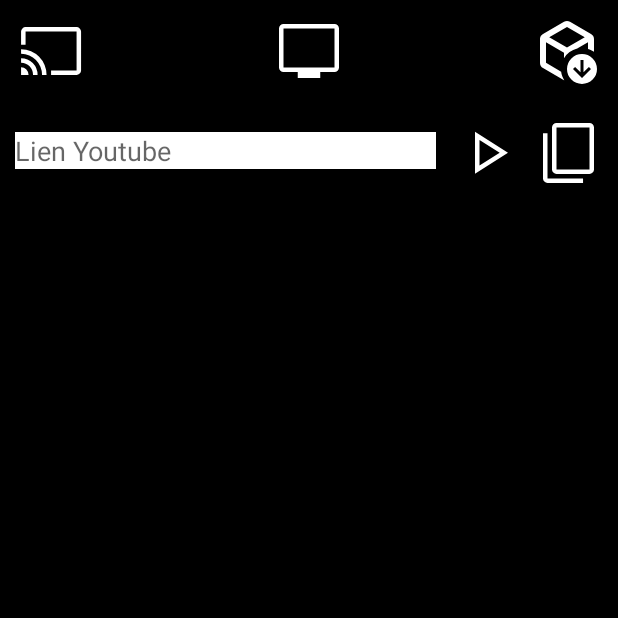
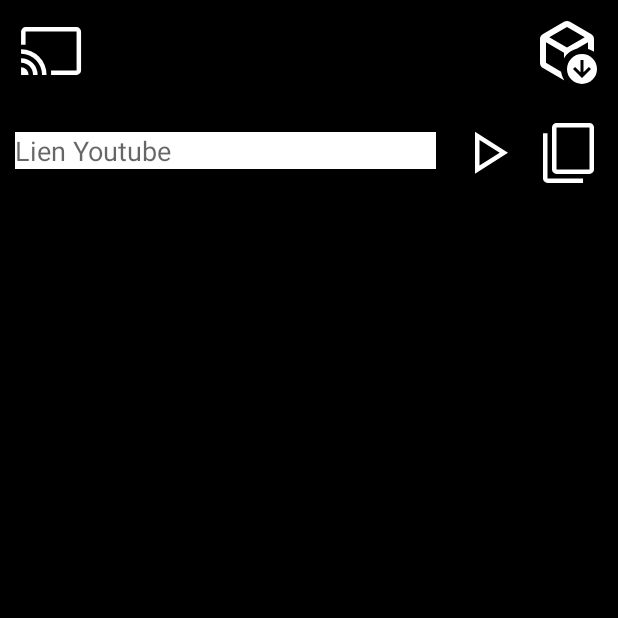
Before and after one commit to Gekkotron/AndroidYoutubeVlc, an Android app: the screen it shows after launch (MainActivity), on a phone screen of 412 x 824 dp, the top half of it. Run offline under Robolectric (Android 15) with nearby library versions, the phone set to English and light mode, and no system bars; our stand-ins replace RxJava, Volley; libraries missing offline, so code that uses them is left out: com.connectsdk.core, com.connectsdk.device, com.connectsdk.discovery, com.connectsdk.service, com.yausername.youtubedl_android; 16 statements that could not run were skipped.

Commit message:
Remove unused

```diff
--- a/app/src/main/res/layout/activity_main.xml
+++ b/app/src/main/res/layout/activity_main.xml
@@ -20,17 +20,6 @@
     <ImageView
         android:layout_width="wrap_content"
         android:layout_height="wrap_content"
-        android:id="@+id/launchTV"
-        android:src="@drawable/ic_tv"
-        android:layout_margin="10dp"
-        app:tint="@color/white"
-        app:layout_constraintTop_toTopOf="parent"
-        app:layout_constraintStart_toStartOf="parent"
-        app:layout_constraintEnd_toEndOf="parent"/>
-
-    <ImageView
-        android:layout_width="wrap_content"
-        android:layout_height="wrap_content"
         android:id="@+id/UpdateYoutubeDl"
         android:src="@drawable/upgrade_icon"
         android:layout_margin="10dp"
@@ -44,7 +33,7 @@
         android:orientation="horizontal"
         android:id="@+id/layoutLink"
         android:layout_marginTop="20dp"
-        app:layout_constraintTop_toBottomOf="@id/launchTV"
+        app:layout_constraintTop_toBottomOf="@id/UpdateYoutubeDl"
         app:layout_constraintStart_toStartOf="parent"
         app:layout_constraintEnd_toEndOf="parent"
         android:weightSum="2">
```
